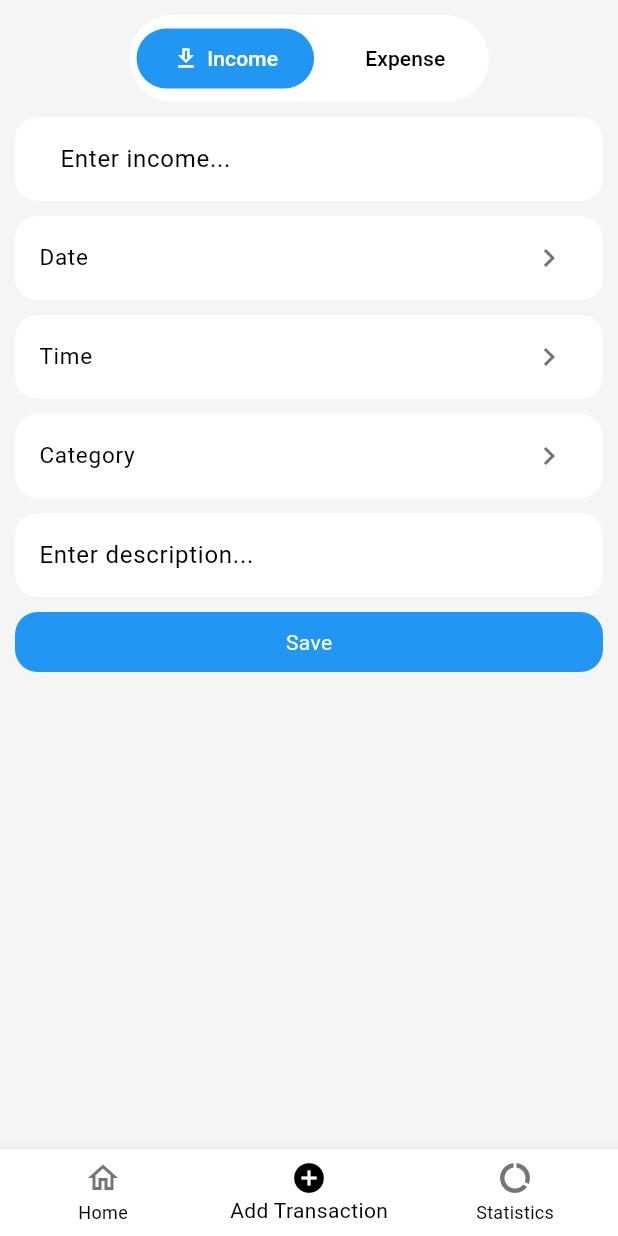
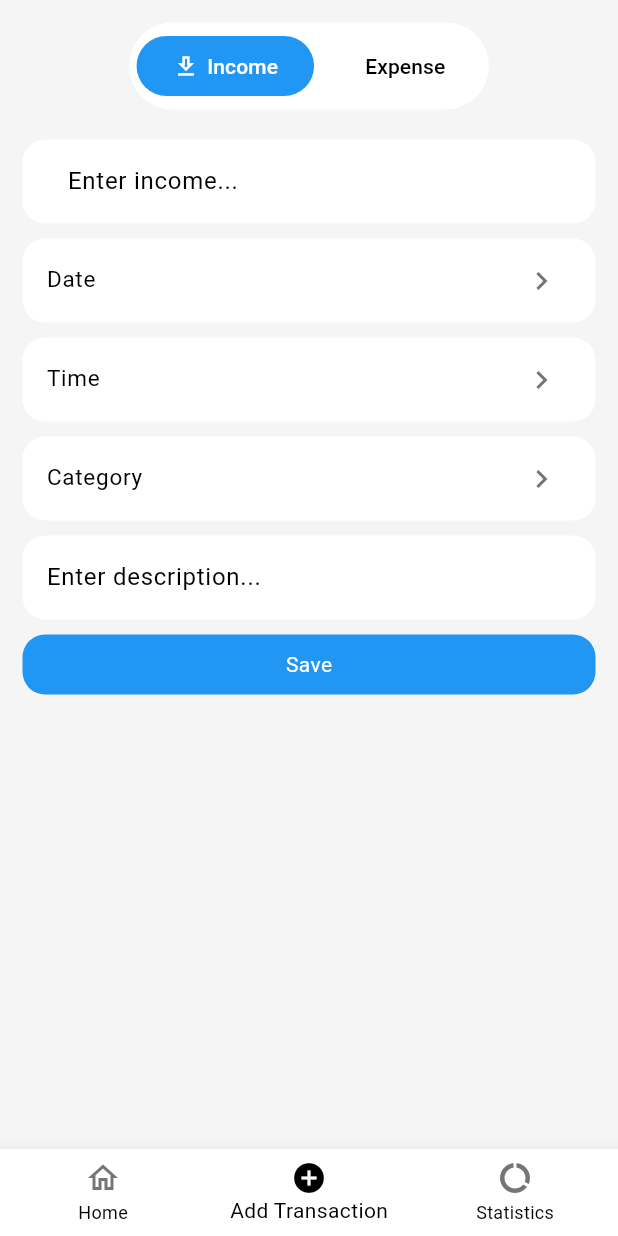
Before and after one commit to atomi19/open_budget, a Flutter app: the screen it shows after launch, item 2 of the bottom bar chosen, on a phone screen of 412 x 824 dp. Run offline on Flutter 3.47's test engine with Material 3 defaults, Android fonts, the phone set to English and light mode, and no system bars; our stand-ins replace drift, drift_flutter, shared_preferences; accounts and stored records are empty; generated files the repository leaves out were written again.

Commit message:
Fix padding on Home, Add Transaction, and Statistics pages

```diff
--- a/lib/pages/add_transaction_page.dart
+++ b/lib/pages/add_transaction_page.dart
@@ -122,6 +122,7 @@ class _AddTransactionPageState extends State<AddTransactionPage> {
     required bool isIncome
   }) {
     return SingleChildScrollView(
+      padding: const EdgeInsets.symmetric(horizontal: 15, vertical: 10),
       child: Column(
         spacing: 10,
         children: [
@@ -268,7 +269,9 @@ class _AddTransactionPageState extends State<AddTransactionPage> {
         spacing: 10,
         children: [
           // header
-          Container(
+          Padding(
+            padding: const EdgeInsets.fromLTRB(15, 15, 15, 0),
+            child: Container(
               padding: const EdgeInsets.all(5),
               decoration: ShapeDecoration(
                 color: Theme.of(context).colorScheme.primaryContainer,
@@ -292,6 +295,7 @@ class _AddTransactionPageState extends State<AddTransactionPage> {
                 ],
               ),
             ),
+          ),
           // income and expense forms
           Expanded(
             child: PageView(
--- a/lib/pages/home_page.dart
+++ b/lib/pages/home_page.dart
@@ -37,13 +37,10 @@ class _HomePageState extends State<HomePage> {
       backgroundColor: Theme.of(context).colorScheme.surface,
       // body
       body: SafeArea(
-        child: Padding(
-          padding: const EdgeInsets.all(10),
-          child: IndexedStack(
-            index: _currentTabIndex,
-            children: tabs,
-          ),
-        )
+        child: IndexedStack(
+          index: _currentTabIndex,
+          children: tabs,
+        ),
       ),
       // bottom navigation bar
       bottomNavigationBar: BottomNavigationBar(
--- a/lib/pages/home_page_content.dart
+++ b/lib/pages/home_page_content.dart
@@ -1410,6 +1410,7 @@ class _HomePageContentState extends State<HomePageContent> {
   @override
   Widget build(BuildContext context) {
     return SingleChildScrollView(
+      padding: const EdgeInsets.symmetric(horizontal: 15, vertical: 10),
       child: Column(
         spacing: 10,
         children: [
--- a/lib/pages/statistics_page.dart
+++ b/lib/pages/statistics_page.dart
@@ -304,6 +304,7 @@ class _StatisticsPage extends State<StatisticsPage> {
   @override
   Widget build(BuildContext context) {
     return SingleChildScrollView(
+      padding: const EdgeInsets.symmetric(horizontal: 15, vertical: 10),
       child: Column(
         children: [
           const SizedBox(height: 10),
```
Lines whose indentation alone changed are shown as unchanged.
